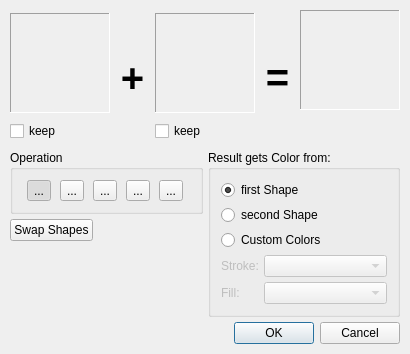
This is scribus/plugins/tools/pathfinder/pathfinderbase.ui in scribusproject/scribus as Qt 5 draws it before an edit. The edited form follows.
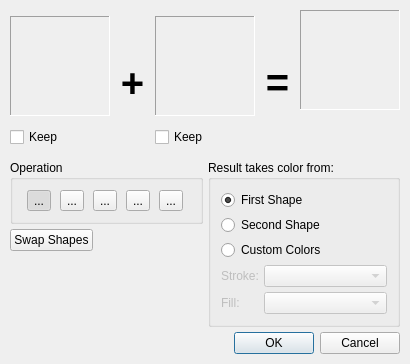
This is the edited form. Custom widgets are drawn as their Qt base class.

Patch:
```diff
--- a/scribus/plugins/tools/pathfinder/pathfinderbase.ui
+++ b/scribus/plugins/tools/pathfinder/pathfinderbase.ui
@@ -6,7 +6,7 @@
     <x>0</x>
     <y>0</y>
     <width>410</width>
-    <height>354</height>
+    <height>364</height>
    </rect>
   </property>
   <property name="windowTitle" >
@@ -60,7 +60,7 @@
           <string>Keep a copy of the original Item after applying the operation</string>
          </property>
          <property name="text" >
-          <string>keep</string>
+          <string>Keep</string>
          </property>
         </widget>
        </item>
@@ -158,7 +158,7 @@
           <string>Keep a copy of the original Item after applying the operation</string>
          </property>
          <property name="text" >
-          <string>keep</string>
+          <string>Keep</string>
          </property>
         </widget>
        </item>
@@ -415,7 +415,7 @@
      <item>
       <widget class="QGroupBox" name="optionGroup" >
        <property name="title" >
-        <string>Result gets Color from:</string>
+        <string>Result takes color from:</string>
        </property>
        <layout class="QGridLayout" name="gridLayout_2" >
         <item row="0" column="0" >
@@ -424,7 +424,7 @@
            <string>The resulting shape gets the color of the first source shape.</string>
           </property>
           <property name="text" >
-           <string>first Shape</string>
+           <string>First Shape</string>
           </property>
           <property name="checked" >
            <bool>true</bool>
@@ -437,7 +437,7 @@
            <string>The resulting shape gets the color of the first source shape.</string>
           </property>
           <property name="text" >
-           <string>second Shape</string>
+           <string>Second Shape</string>
           </property>
          </widget>
         </item>
```
Left out of the diff: 18 changed lines with no effect on the pictures.
